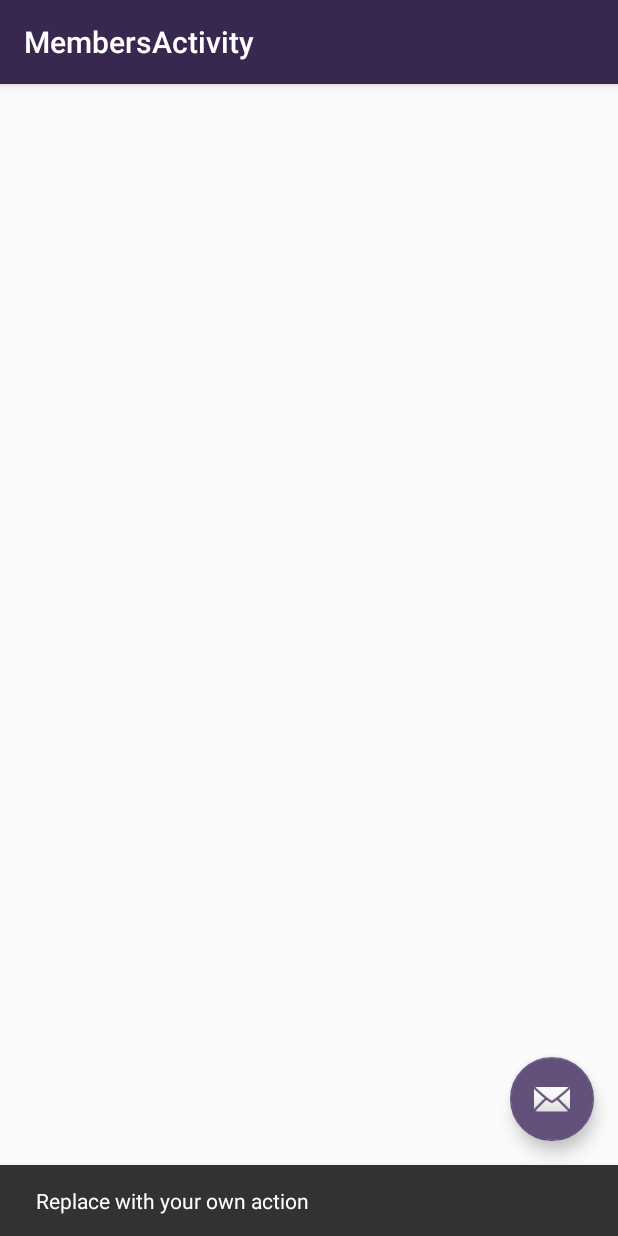
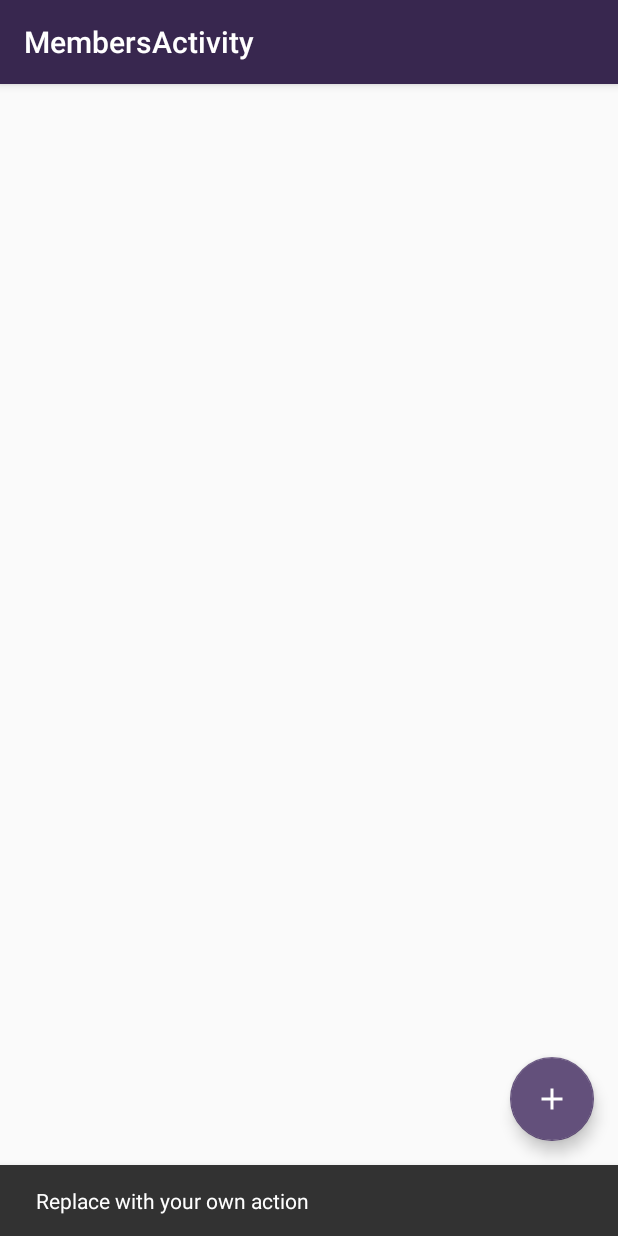
Before and after one commit to rktuhinbd/MonthlyExpenses, an Android app: the MembersActivity screen opened directly, with no data from a screen before it, after a tap on an icon or button, on a phone screen of 412 x 824 dp. Run offline under Robolectric (Android 15) with nearby library versions, the light colour scheme and no system bars.

Commit message:
Add member adding icon in MemberActivity

```diff
--- /dev/null
+++ b/app/src/main/res/drawable/ic_add_white.xml
@@ -0,0 +1,10 @@
+<vector xmlns:android="http://schemas.android.com/apk/res/android"
+    android:width="24dp"
+    android:height="24dp"
+    android:tint="#FFFFFF"
+    android:viewportWidth="24.0"
+    android:viewportHeight="24.0">
+    <path
+        android:fillColor="#FF000000"
+        android:pathData="M19,13h-6v6h-2v-6H5v-2h6V5h2v6h6v2z" />
+</vector>
--- a/app/src/main/res/layout/activity_members.xml
+++ b/app/src/main/res/layout/activity_members.xml
@@ -28,6 +28,6 @@
         android:layout_height="wrap_content"
         android:layout_gravity="bottom|end"
         android:layout_margin="@dimen/fab_margin"
-        app:srcCompat="@android:drawable/ic_dialog_email" />
+        app:srcCompat="@drawable/ic_add_white" />
 
 </androidx.coordinatorlayout.widget.CoordinatorLayout>
--- a/build.gradle
+++ b/build.gradle
@@ -7,7 +7,7 @@ buildscript {
 
     }
     dependencies {
-        classpath 'com.android.tools.build:gradle:3.5.2'
+        classpath 'com.android.tools.build:gradle:3.5.3'
 
         // NOTE: Do not place your application dependencies here; they belong
         // in the individual module build.gradle files
```
